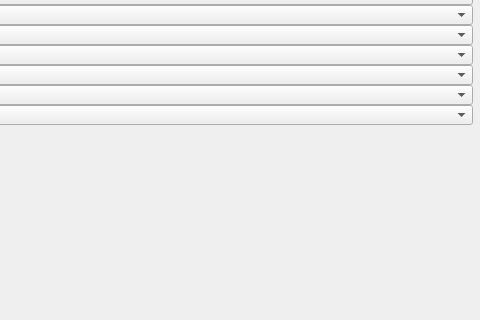
Qt form mainwindow.ui (omerfirmak/ITU-Programci-PY) before a commit; both pictures show x 478 to 958 and y 114 to 434 of the 958 by 674 pixel window.
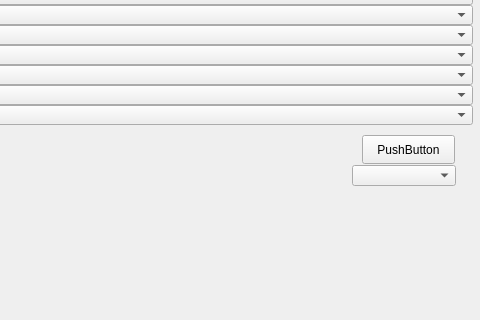
The same form after that commit.

Commit message: automatic schedule creator works

```diff
--- a/mainwindow.ui
+++ b/mainwindow.ui
@@ -839,6 +839,29 @@
      </property>
     </column>
    </widget>
+   <widget class="QPushButton" name="pushButton">
+    <property name="geometry">
+     <rect>
+      <x>840</x>
+      <y>230</y>
+      <width>93</width>
+      <height>29</height>
+     </rect>
+    </property>
+    <property name="text">
+     <string>PushButton</string>
+    </property>
+   </widget>
+   <widget class="QComboBox" name="scheduleCombobox">
+    <property name="geometry">
+     <rect>
+      <x>830</x>
+      <y>260</y>
+      <width>104</width>
+      <height>21</height>
+     </rect>
+    </property>
+   </widget>
   </widget>
   <widget class="QMenuBar" name="menubar">
    <property name="geometry">
```
Left out of the diff: 7 changed lines with no effect on the pictures. The commit also changes 4 other files.
